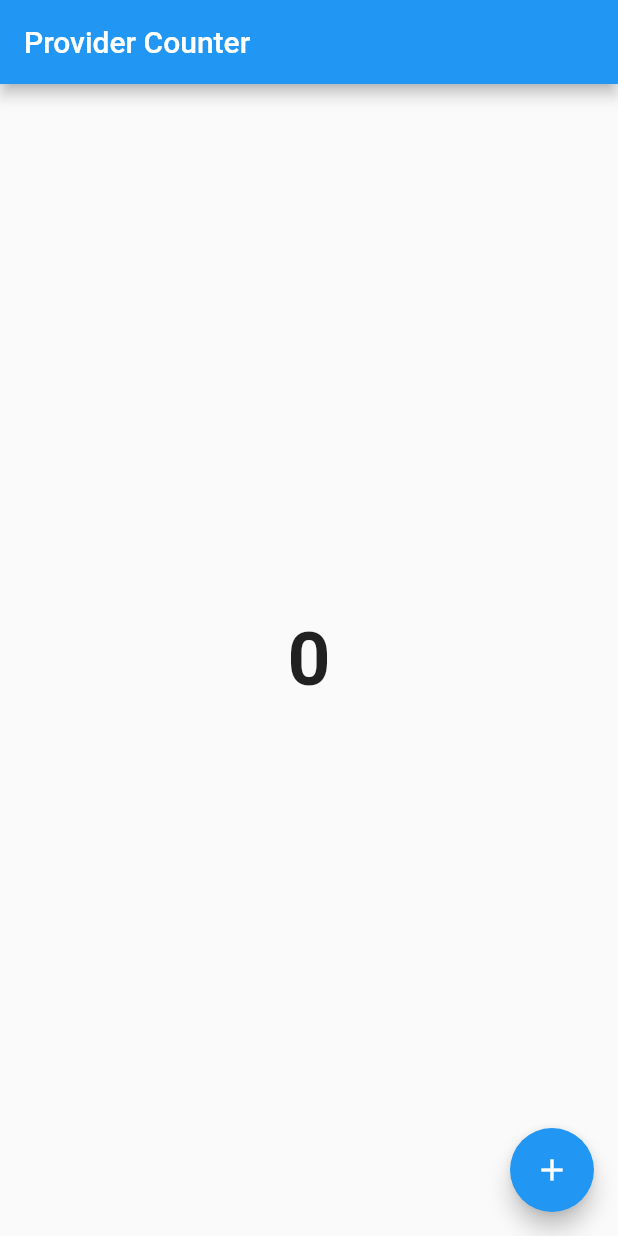
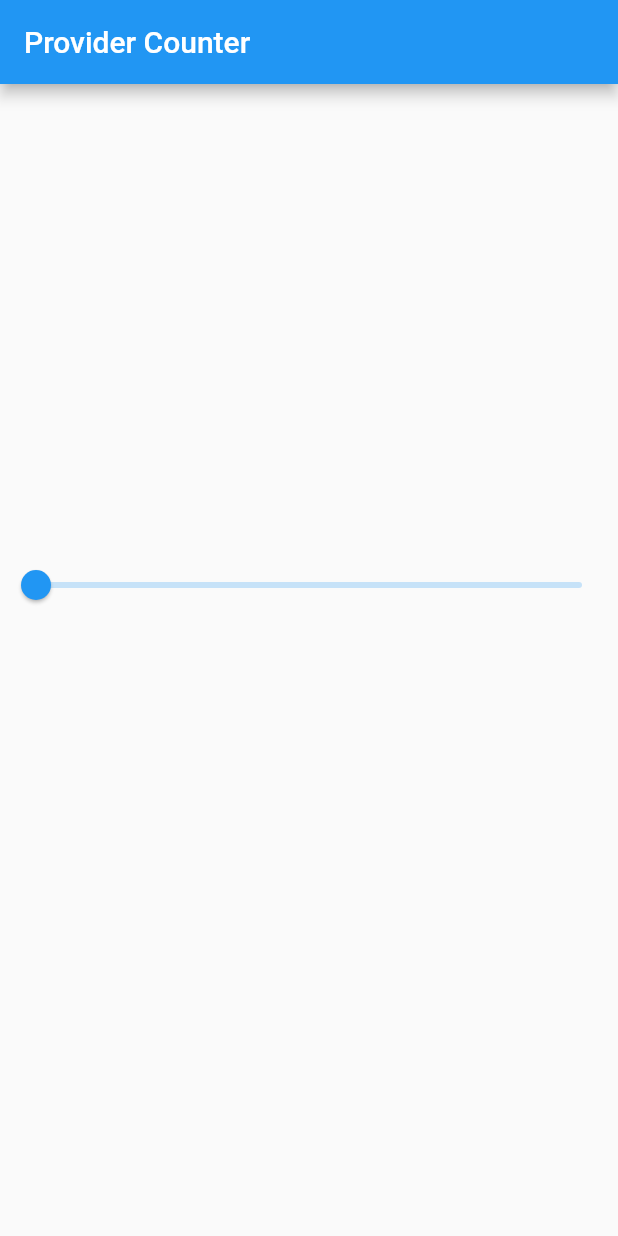
Before and after one commit to Mirzaazmath/flutter_provider_overview, a Flutter app: the screen it shows after launch, on a phone screen of 412 x 824 dp. Run offline on Flutter 3.47's test engine with Material 2 defaults, Android fonts, the phone set to English and light mode, and no system bars.

Commit message:
slider with provider

```diff
--- a/lib/main.dart
+++ b/lib/main.dart
@@ -1,5 +1,6 @@
 import 'package:flutter/material.dart';
-import 'package:flutter_provider_overview/provider/counter_provider.dart';
+
+import 'package:flutter_provider_overview/provider/slider_provider.dart';
 import 'package:flutter_provider_overview/screens/home_screen.dart';
 import 'package:provider/provider.dart';
 void main(){
@@ -12,8 +13,8 @@ class MyApp extends StatelessWidget {
   Widget build(BuildContext context) {
     /// here we are initializing ChangeNotifierProvider to listen the changes
     return ChangeNotifierProvider(
-      /// here we are creating the CounterProvider for the entire app
-      create: (BuildContext context) =>CounterProvider(),
+      /// here we are creating the SliderProvider for the entire app
+      create: (BuildContext context) =>SliderProvider(),
       child: MaterialApp(
         debugShowCheckedModeBanner: false,
         home: HomeScreen(),
--- a/lib/provider/counter_provider.dart
+++ /dev/null
@@ -1,20 +0,0 @@
-
-import 'package:flutter/cupertino.dart';
-
-/// this CounterProvider is used for updating our counter widget
-class CounterProvider with  ChangeNotifier{
-  /// here we are creating the _count variable and assigning the value =0
-  int _count=0;
-  /// here we are creating the getter to get our value when ever we call
-  get count=>_count;
-
-/// this is the Increment method
-  void updatecount(){
-    /// increasing the value with 1
-    _count++;
-    /// this  notifyListeners method tell every Lister of this call to update the state with this value
-    notifyListeners();
-
-  }
-
-}
--- /dev/null
+++ b/lib/provider/slider_provider.dart
@@ -0,0 +1,18 @@
+ import 'package:flutter/cupertino.dart';
+
+class SliderProvider extends ChangeNotifier{
+  /// here we are creating the _value variable and assign the 0.0 value
+  double _value=0.0;
+  /// created the getter
+  get value=>_value;
+/// this method updates the _value with  newvalue and notifyListeners to its listener
+  void setslidervalue(double newvalue){
+
+    _value=newvalue;
+    notifyListeners();
+  }
+
+
+
+
+}
--- a/lib/screens/home_screen.dart
+++ b/lib/screens/home_screen.dart
@@ -1,7 +1,9 @@
 import 'package:flutter/material.dart';
 import 'package:provider/provider.dart';
 
-import '../provider/counter_provider.dart';
+import '../provider/slider_provider.dart';
+
+
 class HomeScreen extends StatelessWidget {
   const HomeScreen({super.key});
 
@@ -12,25 +14,44 @@ class HomeScreen extends StatelessWidget {
       appBar: AppBar(
         title:const  Text("Provider Counter"),
       ),
-      body: Center(
-        /// here we are using the  Consumer widget that comes with provider package
-        /// to update only widget that place inside it
-        /// here we are assiging  the Consumer to it provider type
-        child: Consumer<CounterProvider>(
-          builder: (BuildContext context, value, Widget? child) {
-            /// we can acess all aspects of CounterProvider by this (value)
-            return  Text(value.count.toString(),style: const TextStyle(fontSize: 50,fontWeight: FontWeight.bold),);
-          },
+      body:Column(
+        mainAxisAlignment: MainAxisAlignment.center,
+        children: [
+          /// here we are Creating the  Consumer of class SliderProvider to manage its state
+        Consumer<SliderProvider>(builder: (builder,provider,child){
 
-        ),
-      ),
-      floatingActionButton: FloatingActionButton(
-        child: const Icon(Icons.add),
-        onPressed: (){
-          ///here we are calling the updatecount method of class CounterProvider and we also set listen to false to prevent any build time error
-          Provider.of<CounterProvider>(context,listen: false).updatecount();
-        },
-      ),
+          return Slider(value:provider.value, onChanged: (val){
+            provider.setslidervalue(val);
+          });
+        }),
+          /// here we are Creating the  Consumer of class SliderProvider to manage its state
+          Consumer<SliderProvider>(builder: (builder,provider,child){
+            /// we can acesss the  SliderProvider with this provider variable
+            return Row(
+            children: [
+              Expanded(
+                child: Container(
+                  height: 100,
+                  color: Colors.red.withOpacity(provider.value),
+
+                ),
+
+              ),
+              Expanded(
+                child: Container(
+                  height: 100,
+                  color: Colors.green.withOpacity(provider.value),
+
+                ),
+
+              ),
+            ],
+
+            );
+          }),
+        ],
+      )
+
     );
   }
 }
```
Also changed, not shown: assets/result.gif.
